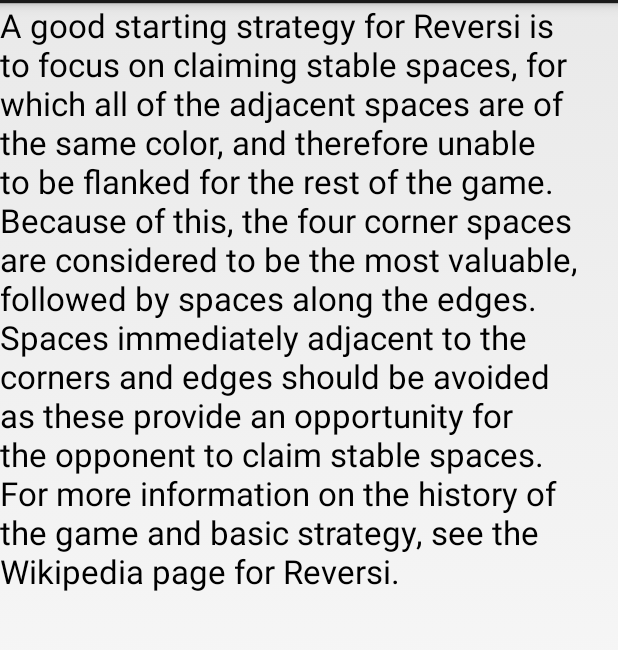
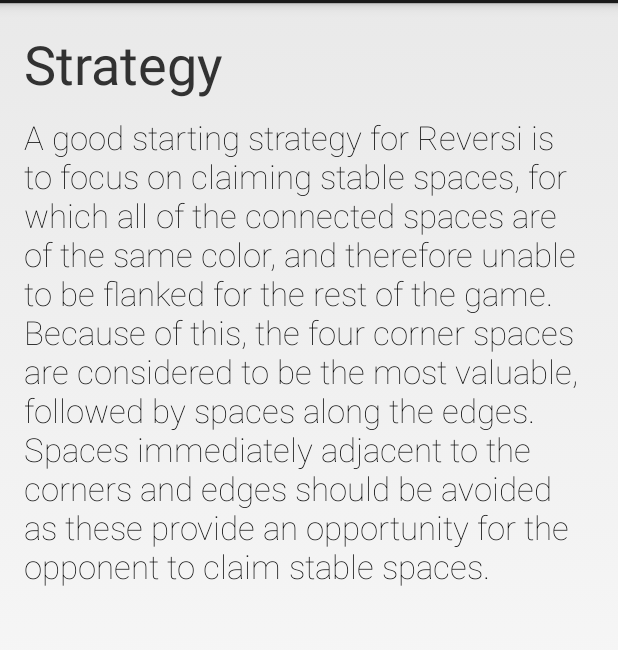
Before and after one commit to damien5314/Flippit, an Android app: the layout activity_howtoplay_p3.xml on its own in the app's theme, with its tools: preview values and no code run, on a phone screen of 412 x 824 dp, the part 69-719 px from its top. Run offline under Robolectric (Android 15) with nearby library versions, the phone set to English and light mode, and no system bars.

Commit message:
How to Play refactoring

```diff
--- a/app/src/main/java/com/ddiehl/android/flippit/activities/HowToPlayActivity.java
+++ b/app/src/main/java/com/ddiehl/android/flippit/activities/HowToPlayActivity.java
@@ -29,8 +29,6 @@ public class HowToPlayActivity extends FragmentActivity {
         pageAdapter = new MyPageAdapter(getSupportFragmentManager(), fragments);
         ViewPager pager = (ViewPager) findViewById(R.id.pager);
         pager.setAdapter(pageAdapter);
-//        getFragmentManager().beginTransaction()
-//                .replace(android.R.id.content, new HowToPlayFragment()).commit();
     }
 
     private List<Fragment> getFragments() {
--- a/app/src/main/res/layout/activity_howtoplay_p1.xml
+++ b/app/src/main/res/layout/activity_howtoplay_p1.xml
@@ -5,7 +5,7 @@
 
     <TextView
         style="@style/HowToPlayText"
-        android:text="@string/how_to_play_p1_1"/>
+        android:text="@string/how_to_play_p1"/>
 
     <ImageView
         style="@style/HowToPlayImage"
--- a/app/src/main/res/layout/activity_howtoplay_p2.xml
+++ b/app/src/main/res/layout/activity_howtoplay_p2.xml
@@ -5,7 +5,7 @@
 
     <TextView
         style="@style/HowToPlayText"
-        android:text="@string/how_to_play_p2_1"/>
+        android:text="@string/how_to_play_p2"/>
 
     <ImageView
         style="@style/HowToPlayImage"
--- a/app/src/main/res/layout/activity_howtoplay_p3.xml
+++ b/app/src/main/res/layout/activity_howtoplay_p3.xml
@@ -1,13 +1,14 @@
 <?xml version="1.0" encoding="utf-8"?>
 
 <LinearLayout xmlns:android="http://schemas.android.com/apk/res/android"
-    android:layout_width="match_parent"
-    android:layout_height="match_parent">
+    style="@style/HowToPlayLayout">
 
     <TextView
-        android:layout_width="wrap_content"
-        android:layout_height="wrap_content"
-        android:text="@string/how_to_play_p3"
-        android:textAppearance="?android:attr/textAppearanceLarge"/>
+        style="@style/HowToPlayHeader"
+        android:text="@string/how_to_play_p4_header"/>
+
+    <TextView
+        style="@style/HowToPlayText"
+        android:text="@string/how_to_play_p4"/>
 
 </LinearLayout>
--- a/app/src/main/res/menu/main.xml
+++ b/app/src/main/res/menu/main.xml
@@ -15,6 +15,6 @@
     <item android:id="@+id/action_howtoplay"
         android:title="@string/action_howtoplay"
         android:orderInCategory="300"
-        android:showAsAction="never" />
+        android:showAsAction="ifRoom" />
 
 </menu>
--- a/app/src/main/res/values/dimens.xml
+++ b/app/src/main/res/values/dimens.xml
@@ -13,4 +13,6 @@
     <integer name="fadeOutDuration">150</integer>
     <integer name="fadeInDuration">150</integer>
 
+    <dimen name="how_to_play_header_size">36dp</dimen>
+
 </resources>
--- a/app/src/main/res/values/strings.xml
+++ b/app/src/main/res/values/strings.xml
@@ -25,33 +25,27 @@
 	<string name="pref_ai_difficulty">Difficulty</string>
 	<string name="pref_ai_difficulty_def">Easy</string>
 
-    <string name="how_to_play_p1_1">
-        In Reversi there are two players, each represented by light or dark pieces on the game board.
-        Players take turns laying pieces in order to capture spaces.
+    <string name="how_to_play_p1">
+        In Reversi there are two players, each represented by light or dark spaces on the game board.
         The objective is to capture more spaces on the game board than your opponent.
     </string>
 
-    <string name="how_to_play_p1_2">
-        The game board is an 8x8 square, giving a total of 64 spaces in the entire board.
-        The board is initialized with four pieces in the center four squares, alternating light and dark.
-    </string>
-
-    <string name="how_to_play_p2_1">
-        On each move, a player must claim an empty space, so that there is at least one of their opponent\'s spaces in between the claimed space and one of their own spaces.
+    <string name="how_to_play_p2">
+        Players take turns claiming spaces with at least one of their opponent\'s pieces in between the claimed space and one of their own spaces.
         After claiming a space, all of the opponent\'s spaces in between the claimed space and one of their own spaces are claimed by the player.
     </string>
 
-    <string name="how_to_play_p2_2">
+    <string name="how_to_play_p3">
         If at any point in the game a player has no valid moves, the turn will be passed back to the other player.
         The game continues until neither player has any valid moves, or all spaces on the game board are claimed.
     </string>
 
-    <string name="how_to_play_p3">
-        A good starting strategy for Reversi is to focus on claiming "stable" spaces, for which all of the adjacent spaces are of the same color,
+    <string name="how_to_play_p4_header">Strategy</string>
+    <string name="how_to_play_p4">
+        A good starting strategy for Reversi is to focus on claiming "stable" spaces, for which all of the connected spaces are of the same color,
         and therefore unable to be flanked for the rest of the game.
         Because of this, the four corner spaces are considered to be the most valuable, followed by spaces along the edges.
         Spaces immediately adjacent to the corners and edges should be avoided as these provide an opportunity for the opponent to claim stable spaces.
-        For more information on the history of the game and basic strategy, see the Wikipedia page for Reversi.
     </string>
 
 </resources>
--- a/app/src/main/res/values/styles.xml
+++ b/app/src/main/res/values/styles.xml
@@ -23,8 +23,6 @@
     <style name="ScoreLabel">
         <item name="android:layout_width">wrap_content</item>
         <item name="android:layout_height">fill_parent</item>
-        <!-- <item name="android:paddingLeft">10dp</item> -->
-        <!-- <item name="android:paddingRight">15dp</item> -->
         <item name="android:textSize">16sp</item>
         <item name="android:textStyle">bold</item>
         <item name="android:gravity">center</item>
@@ -49,6 +47,13 @@
         <item name="android:paddingBottom">@dimen/activity_vertical_margin</item>
     </style>
 
+    <style name="HowToPlayHeader">
+        <item name="android:layout_width">fill_parent</item>
+        <item name="android:layout_height">wrap_content</item>
+        <item name="android:paddingBottom">10dp</item>
+        <item name="android:textSize">@dimen/how_to_play_header_size</item>
+    </style>
+
     <style name="HowToPlayText">
         <item name="android:layout_width">wrap_content</item>
         <item name="android:layout_height">wrap_content</item>
```
